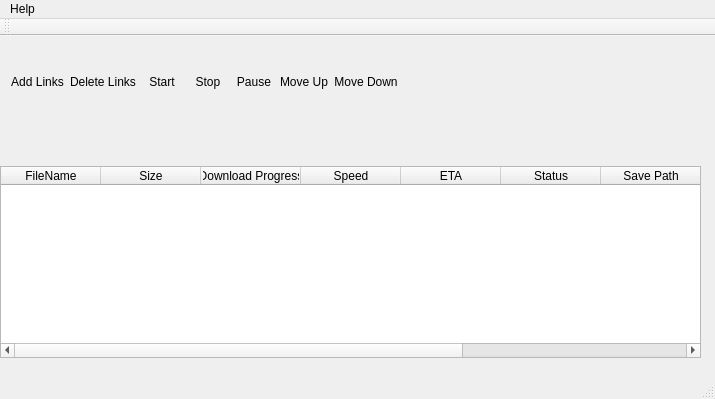
First picture: the form in mainwindow.ui, repository idmistir/RapidshareDownloader, before the edit.
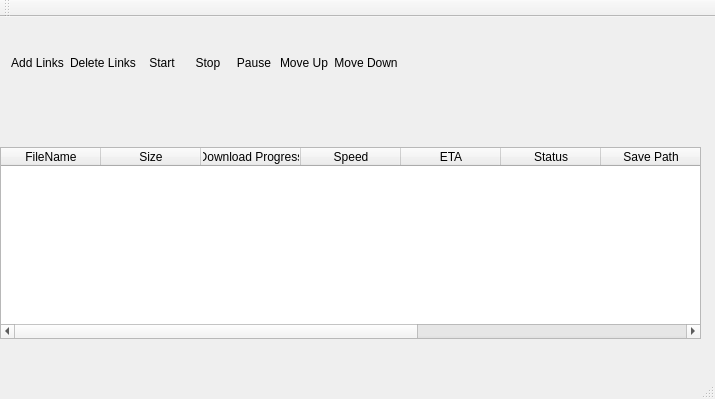
Second picture: the form after the edit. Icons and pictures are not drawn.

```diff
--- a/mainwindow.ui
+++ b/mainwindow.ui
@@ -86,6 +86,11 @@
       <string>Total</string>
      </property>
     </column>
+    <column>
+     <property name="text">
+      <string>DownloadState</string>
+     </property>
+    </column>
    </widget>
    <widget class="QWidget" name="layoutWidget">
     <property name="geometry">
@@ -468,12 +473,6 @@
      <height>21</height>
     </rect>
    </property>
-   <widget class="QMenu" name="menuHelp">
-    <property name="title">
-     <string>Help</string>
-    </property>
-   </widget>
-   <addaction name="menuHelp"/>
   </widget>
   <widget class="QToolBar" name="mainToolBar">
    <attribute name="toolBarArea">
```
